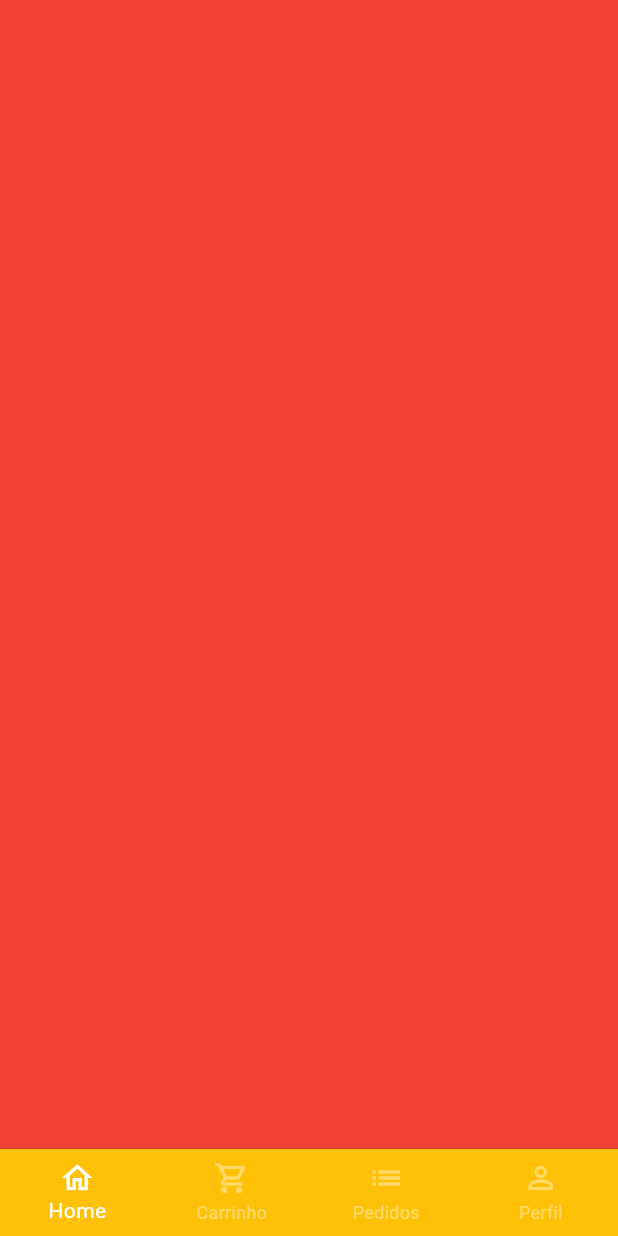
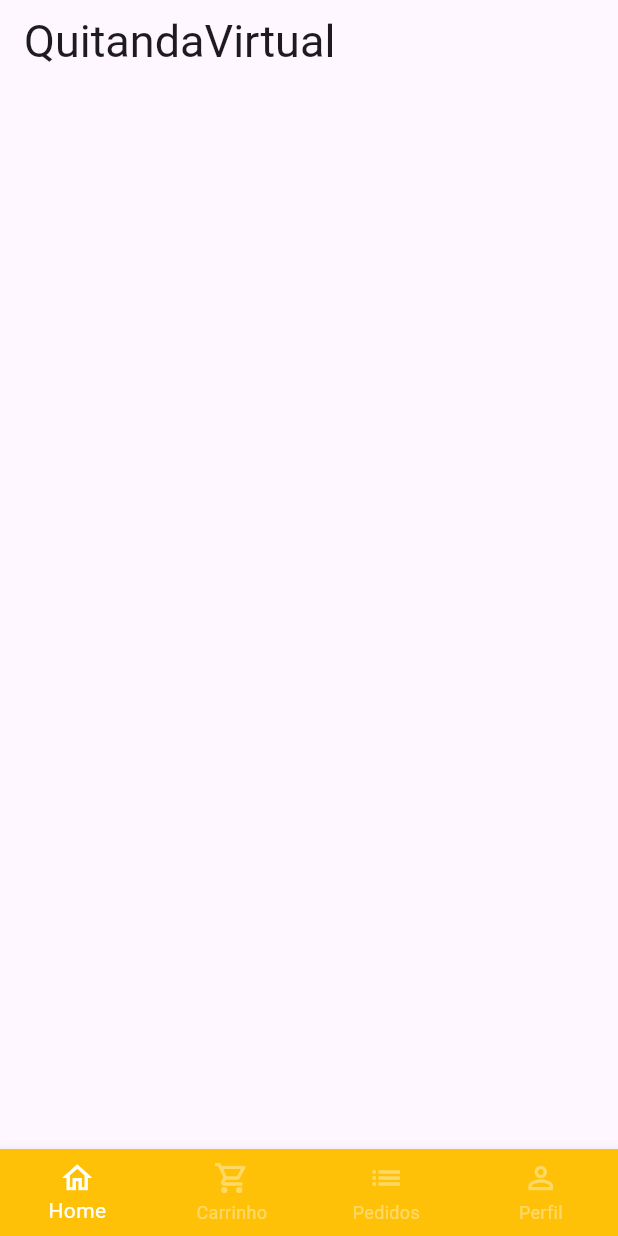
Before and after one commit to GabrielsFelix-utp/flutter_application_1, a Flutter app: the BaseScreen screen opened directly, on a phone screen of 412 x 824 dp. Run offline on Flutter 3.47's test engine with Material 3 defaults, Android fonts, the phone set to English and light mode, and no system bars; our stand-ins replace animated_text_kit, mask_text_input_formatter.

Commit message:
aula 5.18

```diff
--- a/lib/src/auth/Base/base_screen.dart
+++ b/lib/src/auth/Base/base_screen.dart
@@ -1,4 +1,5 @@
 import 'package:flutter/material.dart';
+import 'package:flutter_application_1/src/auth/home/home_tab.dart';
 
 class BaseScreen extends StatefulWidget {
   BaseScreen({super.key});
@@ -23,7 +24,7 @@ class _BaseScreenState extends State<BaseScreen> {
           });
         },
         children: [
-          Container(color: Colors.red),
+          const HomeTab(),
           Container(color: Colors.yellow),
           Container(color: Colors.green),
           Container(color: Colors.purple),
--- /dev/null
+++ b/lib/src/auth/home/home_tab.dart
@@ -0,0 +1,31 @@
+import 'package:flutter/material.dart';
+
+class HomeTab extends StatelessWidget {
+  const HomeTab({super.key});
+
+  @override
+  Widget build(BuildContext context) {
+    return Scaffold(
+      //App bar
+      appBar: AppBar(
+        title: const Text.rich(
+          TextSpan(
+            style: TextStyle(
+              fontSize: 30,
+            ),
+            children: [
+              TextSpan(text: 'Quitanda'),
+              TextSpan(text: 'Virtual'),
+            ],
+          ),
+        ),
+      ),
+
+      // Campo pesquisa
+
+      //Categorias
+
+      //Grid
+    );
+  }
+}
```
